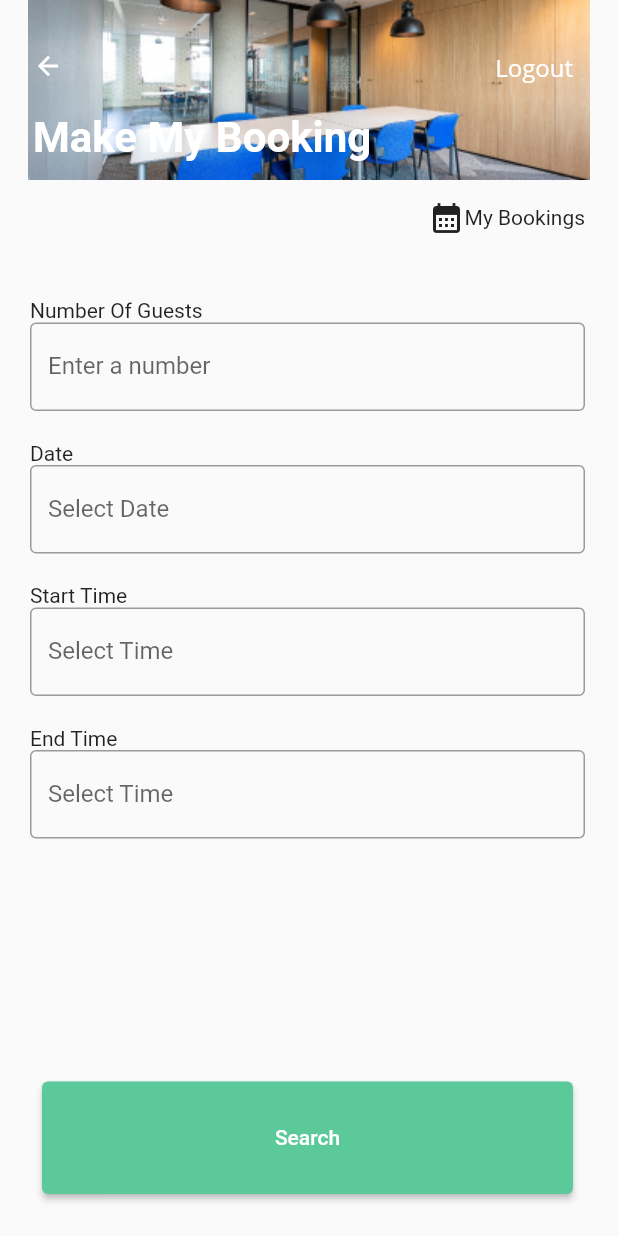
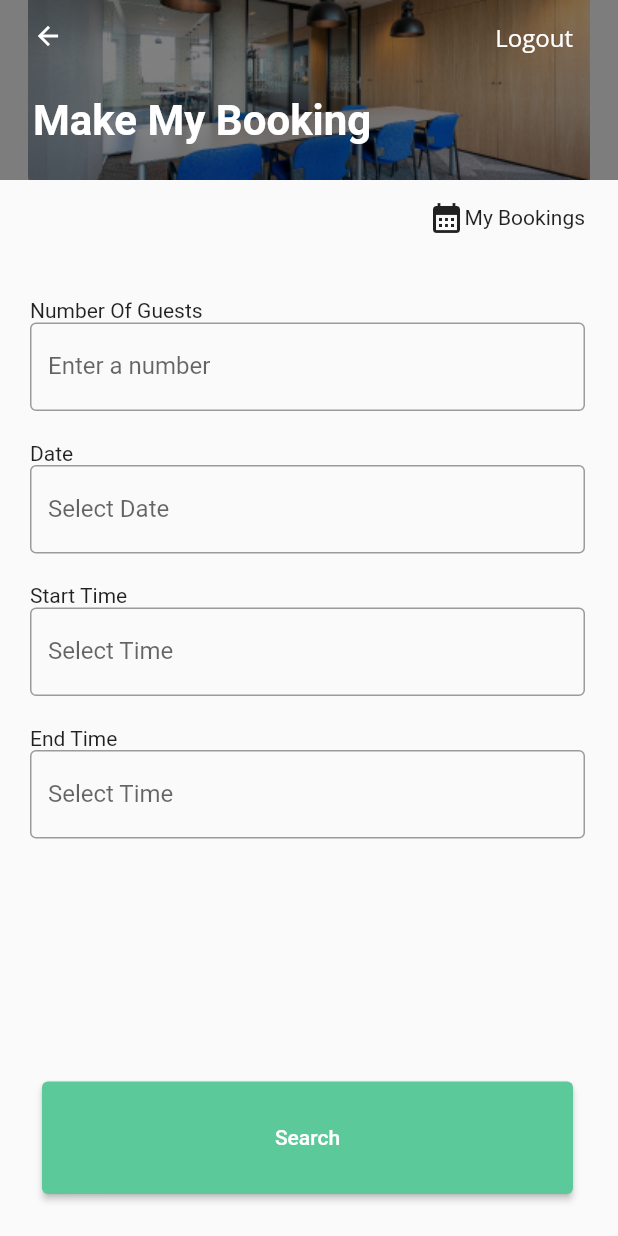
Before and after one commit to nkorkedbun/room-booking, a Flutter app: the screen it shows after launch, on a phone screen of 412 x 824 dp. Run offline on Flutter 3.47's test engine with Material 2 defaults, Android fonts, the phone set to English and light mode, and no system bars; our stand-ins replace dio; Roboto replaces fonts that are missing (Montserrat, Open Sans).

Commit message:
update app bar

```diff
--- a/mobile/lib/common/booking_room_app_bar.dart
+++ b/mobile/lib/common/booking_room_app_bar.dart
@@ -8,7 +8,6 @@ class BookingRoomAppBar extends StatelessWidget with PreferredSizeWidget {
     return Stack(
       children: [
         Container(
-          padding: const EdgeInsets.fromLTRB(22, 20, 22, 16),
           decoration: const BoxDecoration(
             borderRadius: BorderRadius.only(
               bottomLeft: Radius.circular(20),
@@ -17,15 +16,27 @@ class BookingRoomAppBar extends StatelessWidget with PreferredSizeWidget {
             image: DecorationImage(
               image: AssetImage('assets/app_bar_bg.png'),
               fit: BoxFit.fitHeight,
-              alignment: Alignment.bottomCenter,
             ),
           ),
+        ),
+        Container(
+          color: const Color.fromRGBO(
+              0, 0, 0, 0.5), // Semi-transparent overlay color
+        ),
+        Padding(
+          padding: const EdgeInsets.fromLTRB(22, 0, 22, 16),
+          child: SafeArea(
             child: Column(
+              crossAxisAlignment: CrossAxisAlignment.start,
               children: [
                 Row(
                   children: [
                     InkWell(
-                    onTap: () {},
+                      onTap: () {
+                        print("Back button pressed");
+                        print(Navigator.canPop(context));
+                        Navigator.pop(context);
+                      },
                       child: const Icon(
                         Icons.arrow_back,
                         color: Colors.white,
@@ -34,7 +45,7 @@ class BookingRoomAppBar extends StatelessWidget with PreferredSizeWidget {
                     ),
                     const Spacer(),
                     TextButton(
-                      onPressed: () {},
+                        onPressed: () => {Navigator.pop(context)},
                         child: const Text(
                           "Logout",
                           style: TextStyle(
@@ -46,8 +57,7 @@ class BookingRoomAppBar extends StatelessWidget with PreferredSizeWidget {
                         )),
                   ],
                 ),
-              Row(
-                children: [
+                const Spacer(),
                 Text(
                   title,
                   style: const TextStyle(
@@ -57,12 +67,14 @@ class BookingRoomAppBar extends StatelessWidget with PreferredSizeWidget {
                     color: Colors.white,
                     height: 1.5,
                   ),
-                  )
-                ],
-              )
+                ),
+                const SizedBox(
+                  height: 5,
+                ),
               ],
             ),
           ),
+        )
       ],
     );
   }
```
Lines whose indentation alone changed are shown as unchanged.
